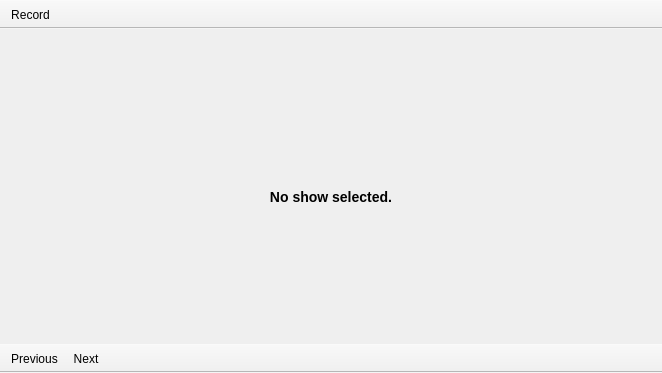
The window that src/widgets/main/ShowInfoTab.ui (ntadej/tano) describes before a commit, drawn with Qt 5.
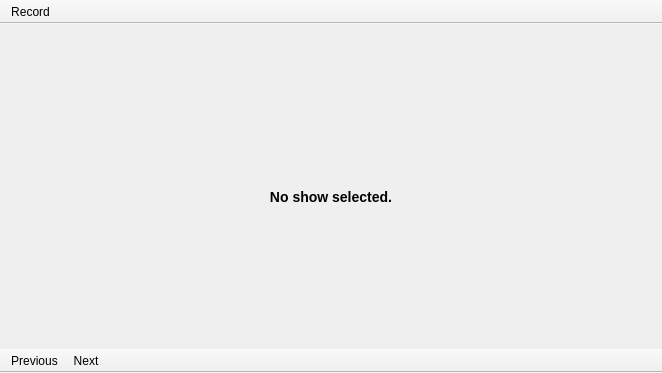
The same window after the commit. Icons and pictures are not drawn.

Commit message: [widgets] Toolbars improvements

What changed in the file:
```diff
--- a/src/widgets/main/ShowInfoTab.ui
+++ b/src/widgets/main/ShowInfoTab.ui
@@ -261,6 +261,18 @@
    </layout>
   </widget>
   <widget class="QToolBar" name="toolBarTop">
+   <property name="minimumSize">
+    <size>
+     <width>0</width>
+     <height>24</height>
+    </size>
+   </property>
+   <property name="maximumSize">
+    <size>
+     <width>16777215</width>
+     <height>24</height>
+    </size>
+   </property>
    <property name="movable">
     <bool>false</bool>
    </property>
@@ -282,6 +294,18 @@
    <addaction name="actionRecord"/>
   </widget>
   <widget class="QToolBar" name="toolBarBottom">
+   <property name="minimumSize">
+    <size>
+     <width>0</width>
+     <height>24</height>
+    </size>
+   </property>
+   <property name="maximumSize">
+    <size>
+     <width>16777215</width>
+     <height>24</height>
+    </size>
+   </property>
    <property name="movable">
     <bool>false</bool>
    </property>
```
The commit also changes 6 other files.
